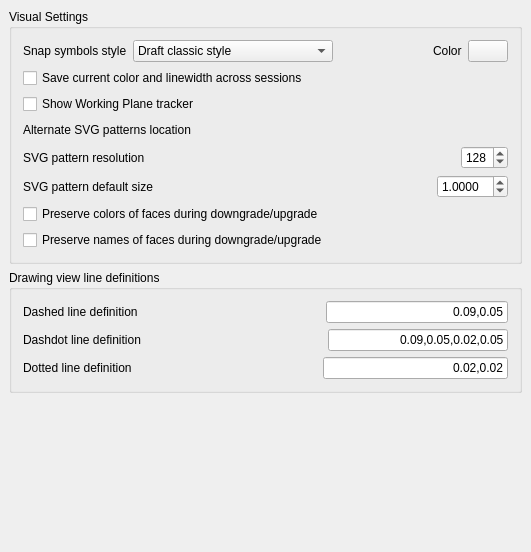
Old version of the form src/Mod/Draft/Resources/ui/preferences-draftvisual.ui in the repository southseact-3d/fcd.
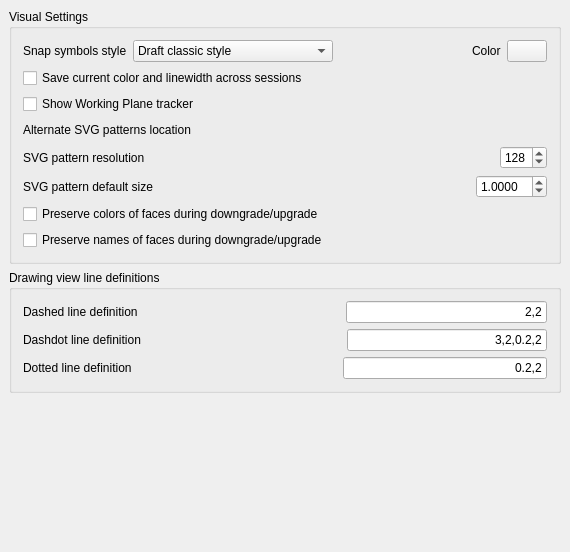
New version of the form. Custom widgets are drawn as their Qt base class.

Commit message: Draft: Better svg linestyle settings - fixes #6733

Patch:
```diff
--- a/src/Mod/Draft/Resources/ui/preferences-draftvisual.ui
+++ b/src/Mod/Draft/Resources/ui/preferences-draftvisual.ui
@@ -6,7 +6,7 @@
    <rect>
     <x>0</x>
     <y>0</y>
-    <width>531</width>
+    <width>570</width>
     <height>552</height>
    </rect>
   </property>
@@ -352,7 +352,7 @@
            <string>An SVG linestyle definition</string>
           </property>
           <property name="text">
-           <string notr="true">0.09,0.05</string>
+           <string notr="true">2,2</string>
           </property>
           <property name="alignment">
            <set>Qt::AlignRight|Qt::AlignTrailing|Qt::AlignVCenter</set>
@@ -395,7 +395,7 @@
            <string>An SVG linestyle definition</string>
           </property>
           <property name="text">
-           <string notr="true">0.09,0.05,0.02,0.05</string>
+           <string notr="true">3,2,0.2,2</string>
           </property>
           <property name="alignment">
            <set>Qt::AlignRight|Qt::AlignTrailing|Qt::AlignVCenter</set>
@@ -438,7 +438,7 @@
            <string>An SVG linestyle definition</string>
           </property>
           <property name="text">
-           <string notr="true">0.02,0.02</string>
+           <string notr="true">0.2,2</string>
           </property>
           <property name="alignment">
            <set>Qt::AlignRight|Qt::AlignTrailing|Qt::AlignVCenter</set>
```
Left out of the diff: 11 changed lines with no effect on the pictures. The commit also changes 1 other file.
